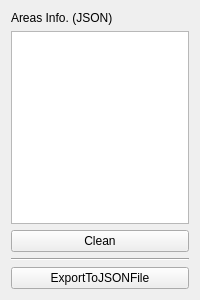
Dave0126/N7_Long_Project, file src/frontend/UI/editWidget.ui: the form before one commit.
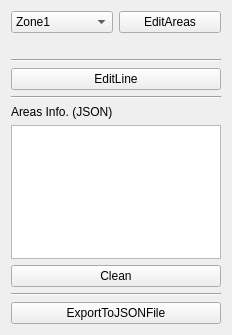
The form after the commit.

Commit message: UPDATE complete edit widget: add areas with different color (layer in map) and add line

What changed in the file:
```diff
--- a/src/frontend/UI/editWidget.ui
+++ b/src/frontend/UI/editWidget.ui
@@ -6,16 +6,71 @@
    <rect>
     <x>0</x>
     <y>0</y>
-    <width>200</width>
-    <height>300</height>
+    <width>232</width>
+    <height>335</height>
    </rect>
   </property>
   <property name="windowTitle">
    <string>edit</string>
   </property>
-  <layout class="QVBoxLayout" name="verticalLayout_2">
-   <item>
     <layout class="QVBoxLayout" name="verticalLayout">
+   <item>
+    <layout class="QHBoxLayout" name="horizontalLayout">
+     <property name="bottomMargin">
+      <number>20</number>
+     </property>
+     <item>
+      <widget class="QComboBox" name="areaClassComboBox">
+       <property name="currentIndex">
+        <number>0</number>
+       </property>
+       <item>
+        <property name="text">
+         <string>Zone1</string>
+        </property>
+       </item>
+       <item>
+        <property name="text">
+         <string>Zone2</string>
+        </property>
+       </item>
+       <item>
+        <property name="text">
+         <string>Zone3</string>
+        </property>
+       </item>
+      </widget>
+     </item>
+     <item>
+      <widget class="QPushButton" name="editAreasButton">
+       <property name="text">
+        <string>EditAreas</string>
+       </property>
+      </widget>
+     </item>
+    </layout>
+   </item>
+   <item>
+    <widget class="Line" name="line_3">
+     <property name="orientation">
+      <enum>Qt::Horizontal</enum>
+     </property>
+    </widget>
+   </item>
+   <item>
+    <widget class="QPushButton" name="editLineButton">
+     <property name="text">
+      <string>EditLine</string>
+     </property>
+    </widget>
+   </item>
+   <item>
+    <widget class="Line" name="line_2">
+     <property name="orientation">
+      <enum>Qt::Horizontal</enum>
+     </property>
+    </widget>
+   </item>
      <item>
       <widget class="QLabel" name="label">
        <property name="text">
@@ -46,8 +101,6 @@
         <string>ExportToJSONFile</string>
        </property>
       </widget>
-     </item>
-    </layout>
    </item>
   </layout>
  </widget>
```
Lines whose indentation alone changed are shown as unchanged. The commit also changes 36 other files.
